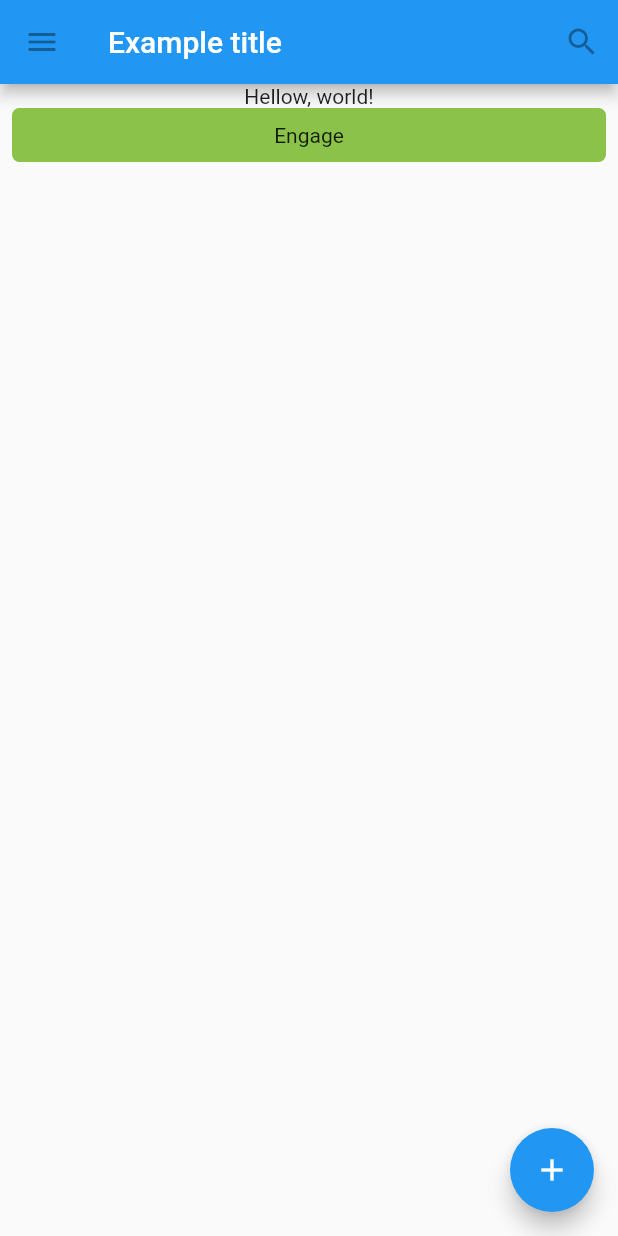
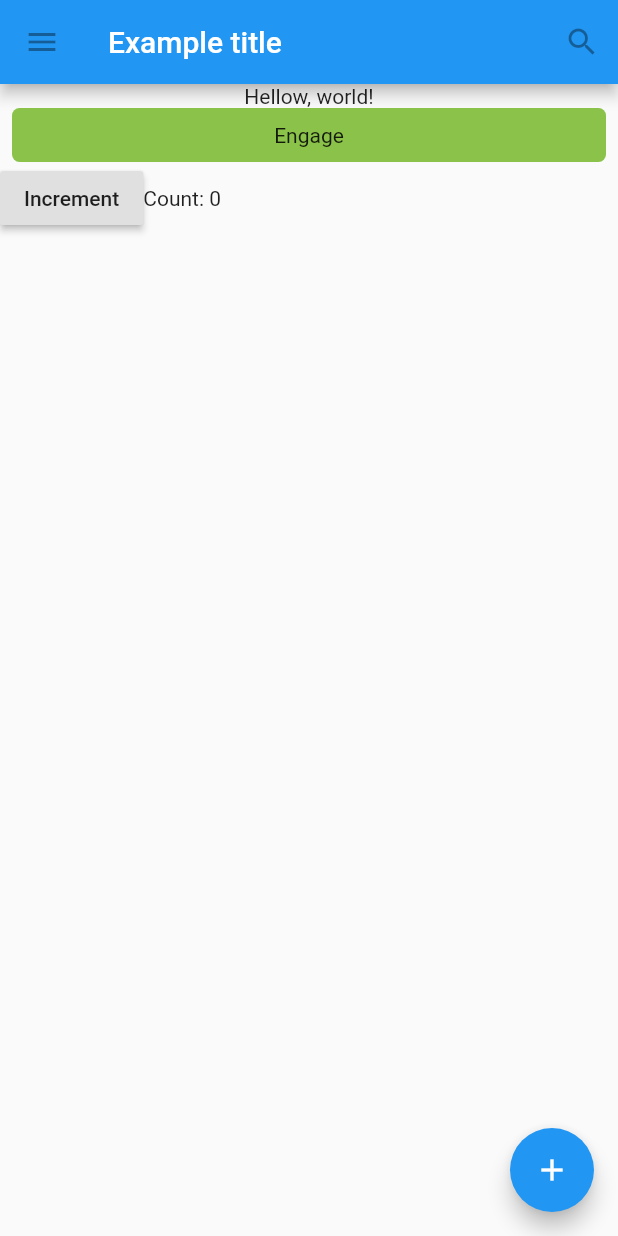
Before and after one commit to hiroaki-suzuki/flutter_official_ui, a Flutter app: the screen it shows after launch, on a phone screen of 412 x 824 dp. Run offline on Flutter 3.47's test engine with Material 2 defaults, Android fonts, the phone set to English and light mode, and no system bars.

```diff
--- a/lib/main.dart
+++ b/lib/main.dart
@@ -1,4 +1,3 @@
-import 'package:flutter/cupertino.dart';
 import 'package:flutter/material.dart';
 
 void main() {
@@ -31,6 +30,7 @@ class TutorialHome extends StatelessWidget {
         children: <Widget>[
           Text('Hellow, world!'),
           MyButton(),
+          Counter(),
         ],
       ),
       floatingActionButton: FloatingActionButton(
@@ -63,3 +63,31 @@ class MyButton extends StatelessWidget {
     );
   }
 }
+
+class Counter extends StatefulWidget {
+  @override
+  State<StatefulWidget> createState() => _CounterState();
+}
+
+class _CounterState extends State<Counter> {
+  int _counter = 0;
+
+  void _increment() {
+    setState(() {
+      _counter++;
+    });
+  }
+
+  @override
+  Widget build(BuildContext context) {
+    return Row(
+      children: <Widget>[
+        RaisedButton(
+          onPressed: _increment,
+          child: Text('Increment'),
+        ),
+        Text('Count: $_counter'),
+      ],
+    );
+  }
+}
```
